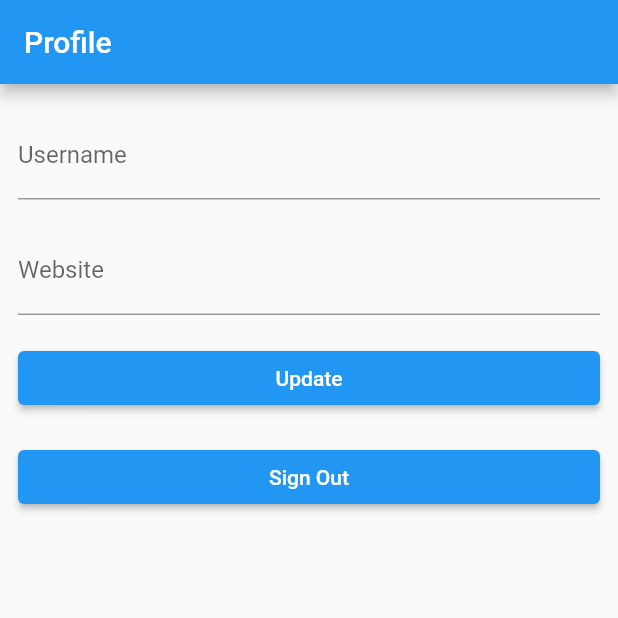
After one commit to mukkul/coin_master, a Flutter app: the screen it shows once a user with an empty profile is signed in, after a tap on "Sign Out", on a phone screen of 412 x 824 dp, the top half of it. The commit adds this screen. Run offline on Flutter 3.47's test engine with Material 2 defaults, Android fonts, the phone set to English and light mode, and no system bars; our stand-ins replace supabase_flutter; accounts and stored records are empty; network calls fail.

Commit message:
feat: google sign in in progress

```diff
--- /dev/null
+++ b/lib/constants/instance_constants.dart
@@ -0,0 +1,3 @@
+import 'package:supabase_flutter/supabase_flutter.dart';
+
+final supabase = Supabase.instance.client;
--- /dev/null
+++ b/lib/constants/key_constants.dart
@@ -0,0 +1,3 @@
+class KeyConstants {
+  static String supabaseKey = 'eyJhbGciOiJIUzI1NiIsInR5cCI6IkpXVCJ9.eyJpc3MiOiJzdXBhYmFzZSIsInJlZiI6ImZsbHlneG53cW5rY3Rvd3pteGhxIiwicm9sZSI6ImFub24iLCJpYXQiOjE2Nzk4MDMyMzksImV4cCI6MTk5NTM3OTIzOX0.h8HMQR_lT03uJGW60aiwgDd4D6zxTUhtdWeRU9EbYFg';
+}
--- /dev/null
+++ b/lib/constants/url_constants.dart
@@ -0,0 +1,3 @@
+class UrlConstants {
+  static const String supabaseUrl = 'https://fllygxnwqnkctowzmxhq.supabase.co';
+}
--- /dev/null
+++ b/lib/controllers/supabase_controller.dart
@@ -0,0 +1,3 @@
+import 'package:supabase_flutter/supabase_flutter.dart';
+import 'package:coin_master/constants/url_constants.dart';
+import 'package:flutter/foundation.dart';
--- a/lib/main.dart
+++ b/lib/main.dart
@@ -1,7 +1,15 @@
-import 'package:coin_master/views/login_view.dart';
+import 'package:coin_master/constants/key_constants.dart';
+import 'package:coin_master/constants/url_constants.dart';
+import 'package:coin_master/routes/routes.dart';
 import 'package:flutter/material.dart';
+import 'package:supabase_flutter/supabase_flutter.dart';
 
-void main() {
+Future<void> main() async {
+  WidgetsFlutterBinding.ensureInitialized();
+  await Supabase.initialize(
+    url: UrlConstants.supabaseUrl,
+    anonKey: KeyConstants.supabaseKey,
+  );
   runApp(const MyApp());
 }
 
@@ -16,7 +24,8 @@ class MyApp extends StatelessWidget {
       theme: ThemeData(
         primarySwatch: Colors.blue,
       ),
-      home: const LoginView(),
+      initialRoute: '/',
+      routes: AppRoutes.appRoutes,
     );
   }
 }
--- /dev/null
+++ b/lib/routes/routes.dart
@@ -0,0 +1,12 @@
+import 'package:coin_master/views/login_view.dart';
+import 'package:coin_master/views/profile_view.dart';
+import 'package:coin_master/views/splash_view.dart';
+import 'package:flutter/widgets.dart';
+
+class AppRoutes {
+  static final Map<String, WidgetBuilder> appRoutes = {
+    '/': (_) => const SplashView(),
+    '/login': (_) => const LoginView(),
+    '/profile': (_) => const ProfileView(),
+  };
+}
--- a/lib/views/login_view.dart
+++ b/lib/views/login_view.dart
@@ -1,20 +1,112 @@
-import 'package:coin_master/views/dahboard_view.dart';
+import 'dart:async';
+
+import 'package:coin_master/constants/instance_constants.dart';
+import 'package:coin_master/extensions/extensions_constant.dart';
+import 'package:flutter/foundation.dart';
 import 'package:flutter/material.dart';
+import 'package:supabase_flutter/supabase_flutter.dart';
 
-class LoginView extends StatelessWidget {
+class LoginView extends StatefulWidget {
   const LoginView({super.key});
+
+  @override
+  State<LoginView> createState() => _LoginViewState();
+}
+
+class _LoginViewState extends State<LoginView> {
+  bool _isLoading = false;
+  bool _redirecting = false;
+  late final TextEditingController _emailController;
+  late final StreamSubscription<AuthState> _authStateSubscription;
+
+  Future<void> _signIn() async {
+    setState(() {
+      _isLoading = true;
+    });
+    try {
+      await supabase.auth.signInWithOtp(
+        email: _emailController.text.trim(),
+        emailRedirectTo:
+            kIsWeb ? null : 'io.supabase.flutterquickstart://login-callback/',
+      );
+      if (mounted) {
+        context.showSnackBar(message: 'Check you email for login link!');
+        _emailController.clear();
+      }
+    } on AuthException catch (error) {
+      context.showErrorSnackBar(error: error.message);
+    } catch (error) {
+      context.showErrorSnackBar(error: 'Unexpected error occured!');
+    }
+    setState(() {
+      _isLoading = false;
+    });
+  }
+
+  Future<void> _googleSignIn() async {
+    try {
+      supabase.auth.signInWithOAuth(
+        Provider.google,
+        redirectTo: 'https://fllygxnwqnkctowzmxhq.supabase.co/auth/v1/callback',
+      );
+    } on AuthException catch (error) {
+      debugPrint('auth error: ${error.message}');
+      context.showErrorSnackBar(error: error.message);
+    } catch (error) {
+      debugPrint('auth error: $error');
+      context.showErrorSnackBar(error: error.toString());
+    }
+  }
+
+  @override
+  void initState() {
+    _emailController = TextEditingController();
+    _authStateSubscription = supabase.auth.onAuthStateChange.listen((event) {
+      if (_redirecting) return;
+      final session = event.session;
+      if (session != null) {
+        _redirecting = true;
+        Navigator.of(context).pushReplacementNamed('/profile');
+      }
+    });
+    super.initState();
+  }
+
+  @override
+  void dispose() {
+    _emailController.dispose();
+    _authStateSubscription.cancel();
+    super.dispose();
+  }
 
   @override
   Widget build(BuildContext context) {
     return Scaffold(
-      body: Center(
-        child: ElevatedButton(
-            child: Text('Sign in using Google'),
-            onPressed: () {
-              //TODO SIGN IN AND REDIRECT TO DASHBOARD
-              Navigator.push(context, MaterialPageRoute(builder: (_)=>DashboardView()));
-            }),
-      ),
-    );
+        body: ListView(
+      padding: const EdgeInsets.symmetric(vertical: 18, horizontal: 12),
+      children: [
+        const Text('Sign in with magic link with your email below'),
+        const SizedBox(
+          height: 18,
+        ),
+        TextFormField(
+          controller: _emailController,
+          decoration: const InputDecoration(
+            labelText: 'Email',
+          ),
+        ),
+        const SizedBox(
+          height: 18,
+        ),
+        ElevatedButton(
+          onPressed: _isLoading ? null : _signIn,
+          child: Text(_isLoading ? 'Loading' : 'Send Magic Link'),
+        ),
+        ElevatedButton(
+          onPressed: _isLoading ? null : _googleSignIn,
+          child: Text(_isLoading ? 'Loading' : 'Google Sign In'),
+        ),
+      ],
+    ));
   }
 }
--- /dev/null
+++ b/lib/views/profile_view.dart
@@ -0,0 +1,130 @@
+import 'package:coin_master/constants/instance_constants.dart';
+import 'package:coin_master/extensions/extensions_constant.dart';
+import 'package:flutter/material.dart';
+import 'package:supabase_flutter/supabase_flutter.dart';
+
+class ProfileView extends StatefulWidget {
+  const ProfileView({super.key});
+
+  @override
+  State<ProfileView> createState() => _ProfileViewState();
+}
+
+class _ProfileViewState extends State<ProfileView> {
+  final _userNameController = TextEditingController();
+  final _websiteController = TextEditingController();
+  String? _avatarUrl;
+  var _loading = false;
+
+  Future<void> _getProfile() async {
+    setState(() {
+      _loading = false;
+    });
+    try {
+      final userId = supabase.auth.currentUser!.id;
+      final data = await supabase
+          .from('profiles')
+          .select()
+          .eq('id', userId)
+          .single() as Map;
+
+      _userNameController.text = (data['username'] ?? '') as String;
+      _websiteController.text = (data['website'] ?? '') as String;
+      _avatarUrl = (data['avatar_url'] ?? '') as String;
+    } on PostgrestException catch (error) {
+      context.showErrorSnackBar(error: error.message);
+    } catch (error) {
+      context.showErrorSnackBar(error: 'Unexpected exception occured!');
+    }
+    setState(() {
+      _loading = false;
+    });
+  }
+
+  Future<void> _updateProfile() async {
+    setState(() {
+      _loading = true;
+    });
+    final userName = _userNameController.text.trim();
+    final website = _websiteController.text.trim();
+    final user = supabase.auth.currentUser;
+    final updates = {
+      'id': user!.id,
+      'username': userName,
+      'website': website,
+      'updated_at': DateTime.now().toIso8601String(),
+    };
+    try{
+      await supabase.from('profiles').upsert(updates);
+      if(mounted){
+        context.showSnackBar(message: 'Successfully updated profile!');
+      }
+    }on PostgrestException catch(error){
+      context.showErrorSnackBar(error: error.message);
+    }catch(error){
+      context.showErrorSnackBar(error: 'Unexpcted error occured!');
+    }
+    setState(() {
+      _loading = false;
+    });
+  }
+
+  Future<void> _signOut()async{
+    try{
+      await supabase.auth.signOut();
+    }on AuthException catch(error){
+      context.showErrorSnackBar(error: error.message);
+    }catch (error){
+      context.showErrorSnackBar(error: 'Unexpected error occured!');
+    }
+    if(mounted){
+      Navigator.of(context).pushReplacementNamed('/');
+    }
+  }
+
+  @override
+  void initState() {
+    super.initState();
+    _getProfile();
+  }
+
+  @override
+  void dispose() {
+    _userNameController.dispose();
+    _websiteController.dispose();
+    super.dispose();
+  }
+
+  @override
+  Widget build(BuildContext context) {
+    return Scaffold(
+      appBar: AppBar(
+        title: const Text('Profile'),
+      ),
+      body: ListView(
+        padding: const EdgeInsets.symmetric(vertical: 18, horizontal: 12),
+        children: [
+          TextFormField(
+            controller: _userNameController,
+            decoration: const InputDecoration(labelText: 'Username'),
+          ),
+          const SizedBox(height: 18,),
+          TextFormField(
+            controller: _websiteController,
+            decoration: const InputDecoration(labelText: 'Website'),
+          ),
+          const SizedBox(height: 18,),
+          ElevatedButton(
+            onPressed: _updateProfile,
+            child: Text(_loading?'Saving...':'Update'),
+          ),
+          const SizedBox(height: 18,),
+          ElevatedButton(
+            onPressed: _signOut,
+            child: const Text('Sign Out'),
+          ),
+        ],
+      ),
+    );
+  }
+}
--- /dev/null
+++ b/lib/views/splash_view.dart
@@ -0,0 +1,40 @@
+import 'package:coin_master/constants/instance_constants.dart';
+import 'package:flutter/material.dart';
+
+class SplashView extends StatefulWidget {
+  const SplashView({super.key});
+
+  @override
+  State<SplashView> createState() => _SplahsViewState();
+}
+
+class _SplahsViewState extends State<SplashView> {
+  bool _redirectCalled = false;
+
+  @override
+  void didChangeDependencies() {
+    super.didChangeDependencies();
+    _redirect();
+  }
+
+  Future<void> _redirect() async {
+    await Future.delayed(Duration.zero);
+    if (_redirectCalled || !mounted) {
+      return;
+    }
+    _redirectCalled = true;
+    final session = supabase.auth.currentSession;
+    if (session != null) {
+      Navigator.of(context).pushReplacementNamed('/profile');
+    } else {
+      Navigator.of(context).pushReplacementNamed('/login');
+    }
+  }
+
+  @override
+  Widget build(BuildContext context) {
+    return const Scaffold(
+      body: Center(child: CircularProgressIndicator()),
+    );
+  }
+}
--- a/pubspec.yaml
+++ b/pubspec.yaml
@@ -36,7 +36,7 @@ dependencies:
   # Use with the CupertinoIcons class for iOS style icons.
   cupertino_icons: ^1.0.2
   google_sign_in: ^6.0.2
-  supabase_flutter: ^1.5.0
+  supabase_flutter: ^1.7.0
   get_storage: ^2.1.1
 dev_dependencies:
   flutter_test:
```
Also changed, not shown: lib/extensions/extensions_constant.dart (added, +23 -0 lines), pubspec.lock, 6 other files.
